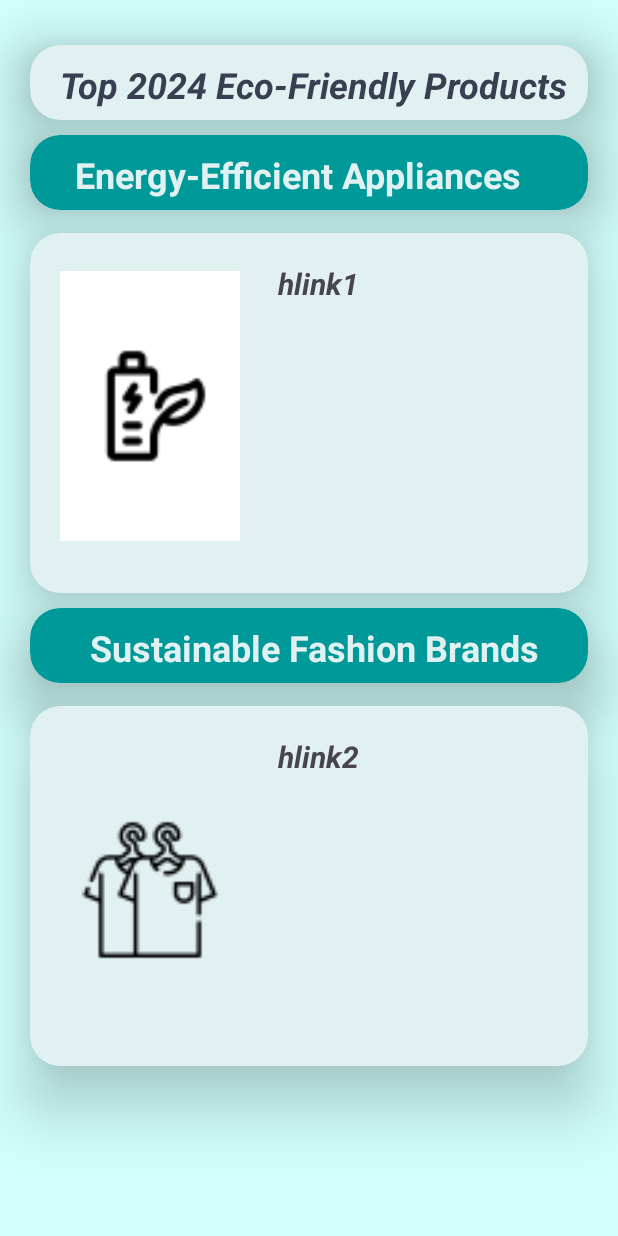
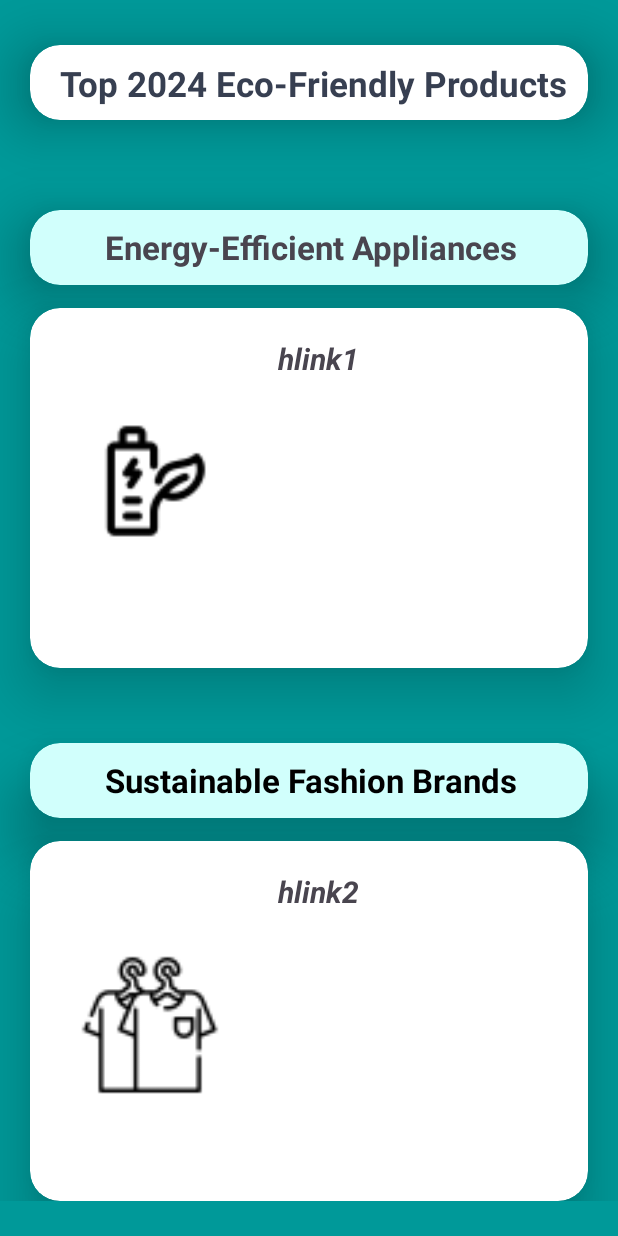
Before and after one commit to A-Skvortsov/Planetze, an Android app: the layout fragment_market_trends.xml on its own in the app's theme, with its tools: preview values and no code run, on a phone screen of 412 x 824 dp. Run offline under Robolectric (Android 15) with nearby library versions, the phone set to English and light mode, and no system bars; Roboto replaces fonts that are not available here.

Commit message:
Ui changes to MarketTrends pages

```diff
--- a/app/src/main/res/layout/fragment_market_trends.xml
+++ b/app/src/main/res/layout/fragment_market_trends.xml
@@ -1,12 +1,26 @@
 <?xml version="1.0" encoding="utf-8"?>
-    <LinearLayout xmlns:android="http://schemas.android.com/apk/res/android"
-        xmlns:app="http://schemas.android.com/apk/res-auto"
-        xmlns:tools="http://schemas.android.com/tools"
+
+<LinearLayout xmlns:app="http://schemas.android.com/apk/res-auto"
+    xmlns:tools="http://schemas.android.com/tools"
+    android:layout_width="match_parent"
+    android:layout_height="match_parent"
+    android:background="@color/palette_turquoise"
+    xmlns:android="http://schemas.android.com/apk/res/android">
+
+
+
+    <ScrollView
         android:layout_width="match_parent"
+        android:layout_height="wrap_content"
+        android:orientation="vertical"
+        android:fillViewport="true">
+
+<LinearLayout
+    android:layout_width="match_parent"
         android:layout_height="match_parent"
         android:orientation="vertical"
         android:fitsSystemWindows="true"
-    android:background="#d1fffc"
+    android:background="@color/palette_turquoise"
     tools:context=".MarketTrends">
 
 
@@ -18,7 +32,6 @@
             android:layout_marginTop="30dp"
             app:cardCornerRadius="20dp"
             app:cardElevation="25dp"
-            app:cardBackgroundColor="#E1F1F1"
             >
 
             <TextView
@@ -30,8 +43,8 @@
                 android:fontFamily="sans-serif"
                 android:text="Top 2024 Eco-Friendly Products"
                 android:textColor="@color/palette_stormy_gray"
-                android:textSize="24sp"
-                android:textStyle="bold|italic" />
+                android:textSize="23sp"
+                android:textStyle="bold" />
 
         </androidx.cardview.widget.CardView>
 
@@ -45,22 +58,21 @@
             android:layout_width="match_parent"
             android:layout_marginStart="20dp"
             android:layout_marginEnd="20dp"
-            android:layout_marginTop="10dp"
+            android:layout_marginTop="60dp"
             app:cardCornerRadius="20dp"
             app:cardElevation="25dp"
-            app:cardBackgroundColor="@color/palette_turquoise"
+            app:cardBackgroundColor="#d1fffc"
             >
 
             <TextView
                 android:id="@+id/description_appliance"
                 android:layout_width="340dp"
                 android:layout_height="50dp"
-                android:layout_marginStart="30dp"
+                android:layout_marginStart="50dp"
                 android:layout_marginTop="10dp"
                 android:fontFamily="sans-serif"
                 android:text="Energy-Efficient Appliances"
-                android:textColor="@color/fashion_background"
-                android:textSize="24sp"
+                android:textSize="22sp"
                 android:textStyle="bold" />
 
         </androidx.cardview.widget.CardView>
@@ -73,7 +85,7 @@
             android:layout_marginEnd="20dp"
             android:layout_marginTop="15dp"
             app:cardCornerRadius="20dp"
-            app:cardBackgroundColor="#E1F1F1"
+            app:cardBackgroundColor="@color/white"
             app:cardElevation="25dp">
 
             <RelativeLayout
@@ -111,21 +123,22 @@
             android:layout_width="match_parent"
             android:layout_marginStart="20dp"
             android:layout_marginEnd="20dp"
-            android:layout_marginTop="10dp"
+            android:layout_marginTop="50dp"
             app:cardCornerRadius="20dp"
             app:cardElevation="25dp"
-            app:cardBackgroundColor="@color/palette_turquoise"
+            app:cardBackgroundColor="#d1fffc"
             >
+
             <TextView
                 android:id="@+id/description_fashion"
                 android:layout_width="match_parent"
                 android:layout_height="40dp"
-                android:layout_marginStart="40dp"
+                android:layout_marginStart="50dp"
                 android:layout_marginTop="10dp"
                 android:fontFamily="sans-serif"
                 android:text="Sustainable Fashion Brands"
-                android:textColor="@color/fashion_background"
-                android:textSize="24sp"
+                android:textColor="@color/black"
+                android:textSize="22sp"
                 android:textStyle="bold" />
 
         </androidx.cardview.widget.CardView>
@@ -138,7 +151,6 @@
             android:layout_marginEnd="20dp"
             android:layout_marginTop="15dp"
             app:cardCornerRadius="20dp"
-            app:cardBackgroundColor="#E1F1F1"
             app:cardElevation="25dp">
 
             <RelativeLayout
@@ -171,3 +183,5 @@
 
         </androidx.cardview.widget.CardView>
     </LinearLayout>
+    </ScrollView>
+</LinearLayout>
--- a/app/src/main/res/mipmap-anydpi-v26/fashion.xml
+++ b/app/src/main/res/mipmap-anydpi-v26/fashion.xml
@@ -1,5 +1,5 @@
 <?xml version="1.0" encoding="utf-8"?>
 <adaptive-icon xmlns:android="http://schemas.android.com/apk/res/android">
-    <background android:drawable="@color/fashion_background"/>
+    <background android:drawable="@color/white"/>
     <foreground android:drawable="@mipmap/fashion_foreground"/>
 </adaptive-icon>
```
